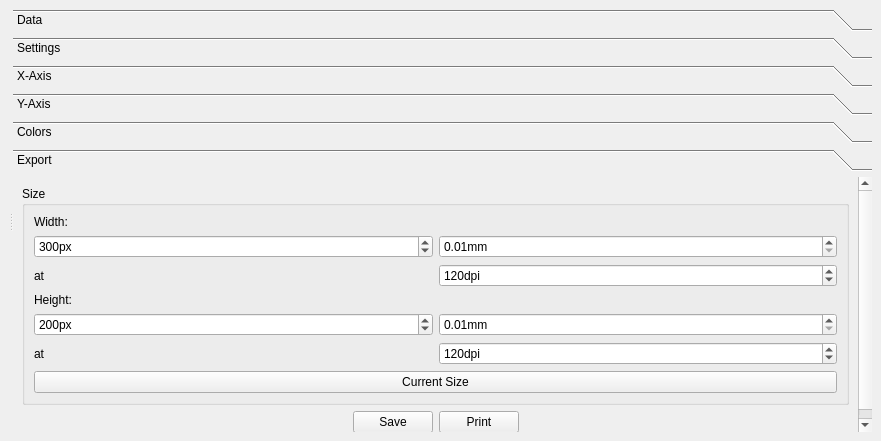
Above: plotwindow.ui from Rob0xFF/PhyxCalc before the change. Below: the same form after it.
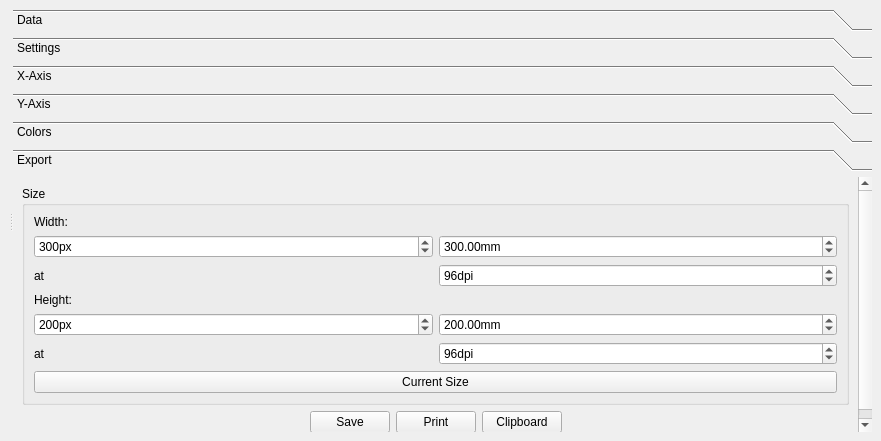
That is the form after the change. Custom widgets are drawn as their Qt base class.

Commit message: improved plot window added plot section to help

What changed in the file:
```diff
--- a/plotwindow.ui
+++ b/plotwindow.ui
@@ -961,8 +961,8 @@
          <rect>
           <x>0</x>
           <y>0</y>
-          <width>761</width>
-          <height>267</height>
+          <width>744</width>
+          <height>248</height>
          </rect>
         </property>
         <attribute name="label">
@@ -1011,6 +1011,9 @@
                 <property name="maximum">
                  <double>9999.000000000000000</double>
                 </property>
+                <property name="value">
+                 <double>300.000000000000000</double>
+                </property>
                </widget>
               </item>
              </layout>
@@ -1036,7 +1039,7 @@
                  <number>9999999</number>
                 </property>
                 <property name="value">
-                 <number>120</number>
+                 <number>96</number>
                 </property>
                </widget>
               </item>
@@ -1078,6 +1081,9 @@
                 <property name="maximum">
                  <double>9999.000000000000000</double>
                 </property>
+                <property name="value">
+                 <double>200.000000000000000</double>
+                </property>
                </widget>
               </item>
              </layout>
@@ -1103,7 +1109,7 @@
                  <number>9999999</number>
                 </property>
                 <property name="value">
-                 <number>120</number>
+                 <number>96</number>
                 </property>
                </widget>
               </item>
@@ -1148,6 +1154,13 @@
              </property>
             </widget>
            </item>
+           <item>
+            <widget class="QPushButton" name="clipboardButton">
+             <property name="text">
+              <string>Clipboard</string>
+             </property>
+            </widget>
+           </item>
            <item>
             <spacer name="horizontalSpacer_4">
              <property name="orientation">
```
Left out of the diff: 2 changed lines with no effect on the pictures. The commit also changes 7 other files.
